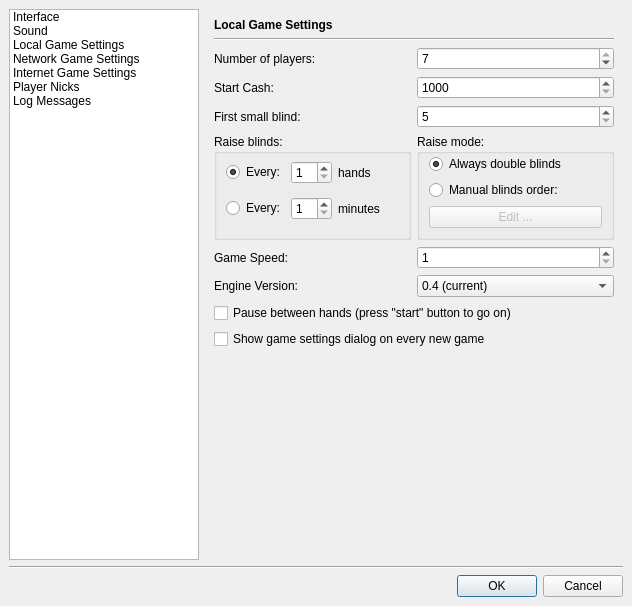
This is src/gui/qt/settingsdialog.ui in pokerth/pokerth as Qt 5 draws it before an edit. The edited form follows.
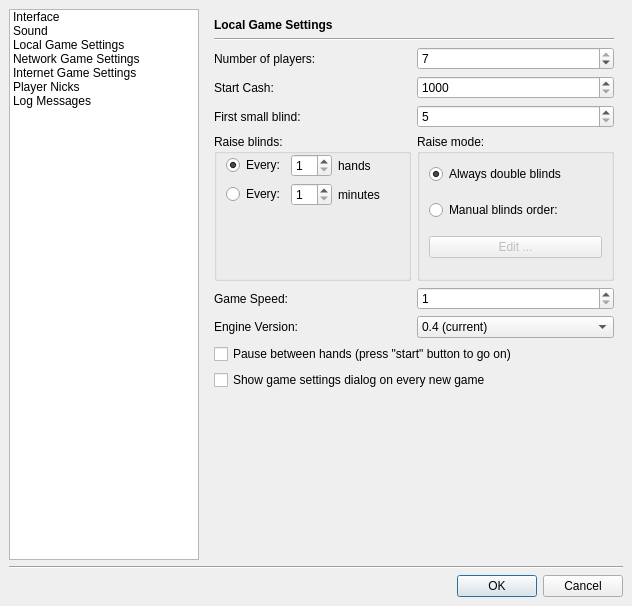
This is the edited form. The open tabs and pages were chosen to show the change. Icons and pictures are not drawn. Custom widgets are drawn as their Qt base class.

Patch:
```diff
--- a/src/gui/qt/settingsdialog.ui
+++ b/src/gui/qt/settingsdialog.ui
@@ -551,6 +551,19 @@
               </property>
              </widget>
             </item>
+            <item row="2" column="1" >
+             <spacer>
+              <property name="orientation" >
+               <enum>Qt::Vertical</enum>
+              </property>
+              <property name="sizeHint" >
+               <size>
+                <width>20</width>
+                <height>10</height>
+               </size>
+              </property>
+             </spacer>
+            </item>
            </layout>
           </widget>
          </item>
@@ -666,8 +679,8 @@
          </property>
          <property name="sizeHint" >
           <size>
-           <width>20</width>
-           <height>141</height>
+           <width>400</width>
+           <height>161</height>
           </size>
          </property>
         </spacer>
```
Left out of the diff: 17 changed lines with no effect on the pictures.
